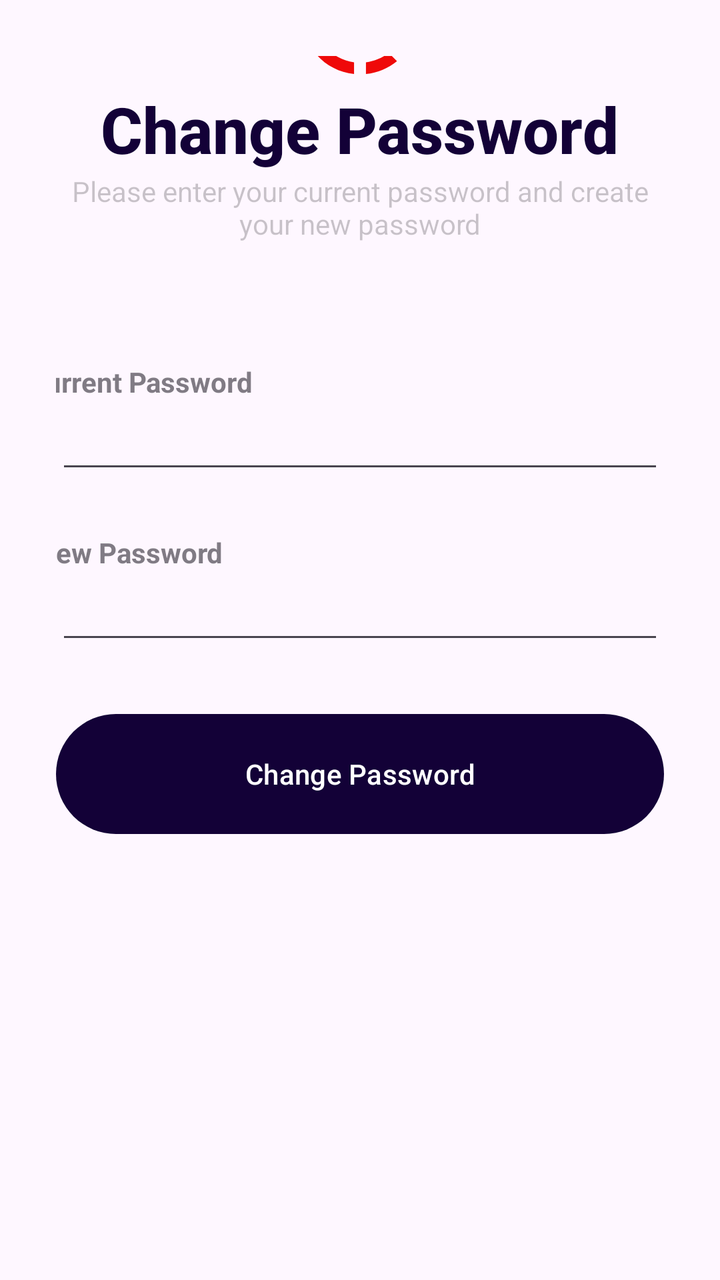
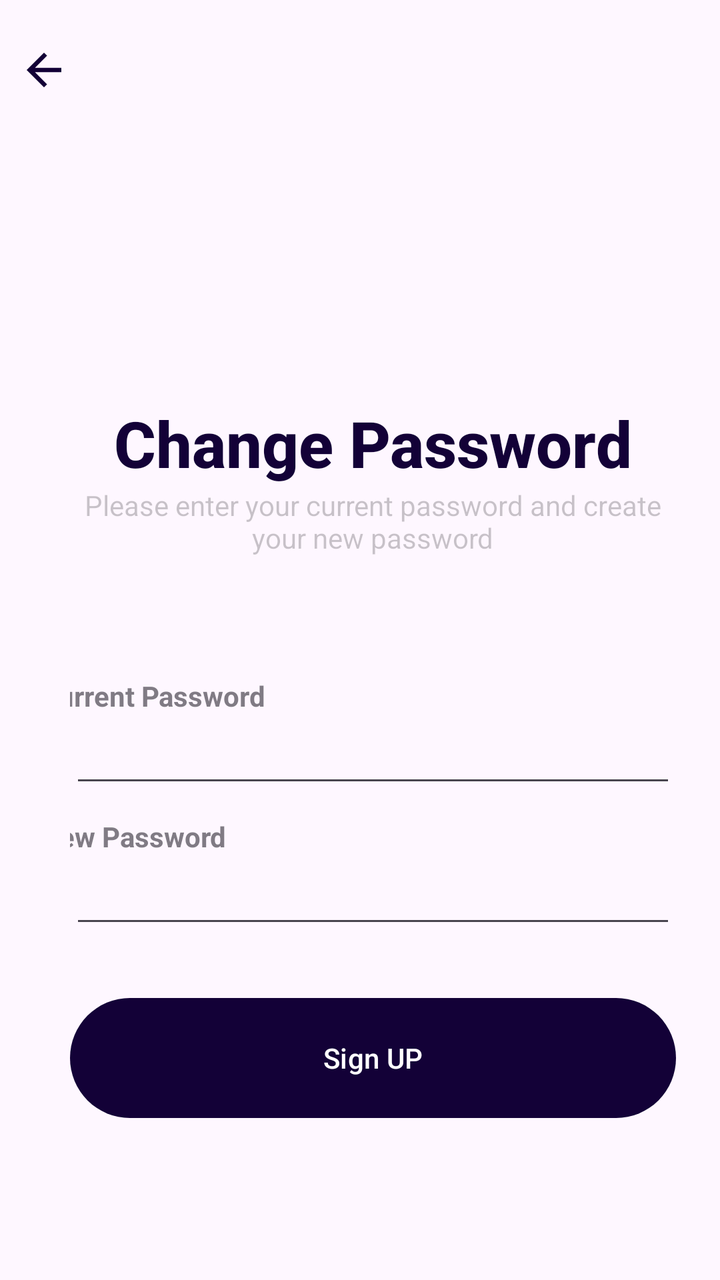

An Android layout rendered at two revisions. The XML below is the earlier revision; the diff shows what the commit changed to produce the second picture.
<!-- AndroidManifest.xml: activity theme Theme.Project01 -->
<!-- res/layout/activity_change_password.xml -->
<?xml version="1.0" encoding="utf-8"?>
<LinearLayout xmlns:android="http://schemas.android.com/apk/res/android"
    xmlns:app="http://schemas.android.com/apk/res-auto"
    xmlns:tools="http://schemas.android.com/tools"
    android:layout_width="match_parent"
    android:layout_height="match_parent"
    android:gravity="center"
    android:orientation="vertical"
    android:padding="28dp">


    <ImageView
        android:layout_width="wrap_content"
        android:layout_height="wrap_content"
        android:src="@drawable/baseline_share_location_24" />

    <TextView
        android:layout_width="wrap_content"
        android:layout_height="wrap_content"
        android:fontFamily="sans-serif-medium"
        android:text="Change Password"
        android:textColor="#130137"
        android:textSize="32sp"
        android:textStyle="bold" />

    <TextView
        android:layout_width="wrap_content"
        android:layout_height="wrap_content"
        android:gravity="center"
        android:text="Please enter your current password and create your new password"
        android:textColor="@color/cardview_shadow_start_color" />

    <TextView
        android:layout_width="wrap_content"
        android:layout_height="wrap_content"
        android:layout_marginTop="60dp"
        android:layout_marginEnd="110dp"
        android:alpha="0.7"
        android:text="Current Password"
        android:textStyle="bold" />

    <EditText
        android:id="@+id/currentPasswordEditText"
        android:layout_width="match_parent"
        android:layout_height="wrap_content"
        android:inputType="textPassword" />


    <TextView
        android:layout_width="wrap_content"
        android:layout_height="wrap_content"
        android:layout_marginTop="25dp"
        android:layout_marginEnd="115dp"
        android:alpha="0.7"
        android:text="New Password"
        android:textStyle="bold" />

    <EditText
        android:id="@+id/newPasswordEditText"
        android:layout_width="match_parent"
        android:layout_height="wrap_content"
        android:inputType="textPassword" />

    <Button
        android:id="@+id/changePasswordButton"
        android:layout_width="match_parent"
        android:layout_height="60dp"
        android:layout_marginTop="30dp"
        android:layout_marginBottom="250dp"
        android:background="@drawable/round_button"
        android:text="Change Password"
        android:textColor="@color/white"
        android:theme="@style/Theme.Button" />

    <ProgressBar
        android:id="@+id/change_passwor_loader"
        android:layout_width="wrap_content"
        android:layout_height="wrap_content"
        android:layout_gravity="center"
        android:visibility="gone" />
</LinearLayout>
<!-- resources referenced by this layout -->
<resources>
  <color name="white">#FFFFFFFF</color>
  <!-- drawable baseline_share_location_24 (drawable) -->
  <vector xmlns:android="http://schemas.android.com/apk/res/android" android:height="70dp" android:tint="#EF0909" android:viewportHeight="24" android:viewportWidth="24" android:width="70dp">
        
      <path android:fillColor="@android:color/white" android:pathData="M13.02,19.93v2.02c2.01,-0.2 3.84,-1 5.32,-2.21l-1.42,-1.43C15.81,19.17 14.48,19.75 13.02,19.93z"/>
        
      <path android:fillColor="@android:color/white" android:pathData="M4.03,12c0,-4.05 3.03,-7.41 6.95,-7.93V2.05C5.95,2.58 2.03,6.84 2.03,12c0,5.16 3.92,9.42 8.95,9.95v-2.02C7.06,19.41 4.03,16.05 4.03,12z"/>
        
      <path android:fillColor="@android:color/white" android:pathData="M19.95,11h2.02c-0.2,-2.01 -1,-3.84 -2.21,-5.32l-1.43,1.43C19.19,8.21 19.77,9.54 19.95,11z"/>
        
      <path android:fillColor="@android:color/white" android:pathData="M18.34,4.26c-1.48,-1.21 -3.32,-2.01 -5.32,-2.21v2.02c1.46,0.18 2.79,0.76 3.9,1.62L18.34,4.26z"/>
        
      <path android:fillColor="@android:color/white" android:pathData="M18.33,16.9l1.43,1.42c1.21,-1.48 2.01,-3.31 2.21,-5.32h-2.02C19.77,14.46 19.19,15.79 18.33,16.9z"/>
        
      <path android:fillColor="@android:color/white" android:pathData="M16,11.1C16,8.61 14.1,7 12,7s-4,1.61 -4,4.1c0,1.66 1.33,3.63 4,5.9C14.67,14.73 16,12.76 16,11.1zM12,12c-0.59,0 -1.07,-0.48 -1.07,-1.07c0,-0.59 0.48,-1.07 1.07,-1.07s1.07,0.48 1.07,1.07C13.07,11.52 12.59,12 12,12z"/>
      
  </vector>
  <!-- drawable round_button (drawable) -->
  <?xml version="1.0" encoding="utf-8"?>
  <shape xmlns:android="http://schemas.android.com/apk/res/android">
      <solid android:color="#243701"/>
      <corners
          android:topRightRadius="45dp"
          android:topLeftRadius="45dp"
          android:bottomLeftRadius="45dp"
          android:bottomRightRadius="45dp"/>
  </shape>
  <style name="Theme.Button" parent="Theme.Project01">
  
          <item name="colorPrimary">#130137</item>
  
      </style>
  <style name="Theme.Project01" parent="Base.Theme.Project01" />
  <style name="Base.Theme.Project01" parent="Theme.Material3.DayNight.NoActionBar">
          
      </style>
</resources>

<!-- the commit's change to res/layout/activity_change_password.xml (unified diff, before → after) -->
@@ -1,81 +1,101 @@
 <?xml version="1.0" encoding="utf-8"?>
-<LinearLayout xmlns:android="http://schemas.android.com/apk/res/android"
+<ScrollView xmlns:android="http://schemas.android.com/apk/res/android"
     xmlns:app="http://schemas.android.com/apk/res-auto"
     xmlns:tools="http://schemas.android.com/tools"
     android:layout_width="match_parent"
-    android:layout_height="match_parent"
-    android:gravity="center"
-    android:orientation="vertical"
-    android:padding="28dp">
+    android:layout_height="match_parent">
+
+    <LinearLayout
+        android:layout_width="match_parent"
+        android:layout_height="match_parent">
+
+        <LinearLayout
+            android:layout_width="wrap_content"
+            android:layout_height="wrap_content">
+
+            <ImageView
+                android:id="@+id/arrov_back"
+                android:layout_width="match_parent"
+                android:layout_height="wrap_content"
+                android:layout_marginStart="9dp"
+                android:layout_marginTop="22dp"
+                android:src="@drawable/ic_arrovback" />
+
+        </LinearLayout>
+
+        <LinearLayout
+            android:layout_width="wrap_content"
+            android:layout_height="wrap_content"
+            android:layout_marginTop="200dp"
+            android:layout_marginEnd="22dp"
+            android:gravity="center"
+            android:orientation="vertical">
+
+            <TextView
+                android:layout_width="wrap_content"
+                android:layout_height="wrap_content"
+                android:fontFamily="sans-serif-medium"
+                android:text="Change Password"
+                android:textColor="#130137"
+                android:textSize="32sp"
+                android:textStyle="bold" />
+
+            <TextView
+                android:layout_width="wrap_content"
+                android:layout_height="wrap_content"
+                android:gravity="center"
+                android:text="Please enter your current password and create your new password"
+                android:textColor="@color/cardview_shadow_start_color" />
 
 
-    <ImageView
-        android:layout_width="wrap_content"
-        android:layout_height="wrap_content"
-        android:src="@drawable/baseline_share_location_24" />
+            <TextView
+                android:layout_width="wrap_content"
+                android:layout_height="wrap_content"
+                android:layout_marginTop="60dp"
+                android:layout_marginEnd="110dp"
+                android:alpha="0.7"
+                android:text="Current Password"
+                android:textStyle="bold" />
 
-    <TextView
-        android:layout_width="wrap_content"
-        android:layout_height="wrap_content"
-        android:fontFamily="sans-serif-medium"
-        android:text="Change Password"
-        android:textColor="#130137"
-        android:textSize="32sp"
-        android:textStyle="bold" />
-
-    <TextView
-        android:layout_width="wrap_content"
-        android:layout_height="wrap_content"
-        android:gravity="center"
-        android:text="Please enter your current password and create your new password"
-        android:textColor="@color/cardview_shadow_start_color" />
-
-    <TextView
-        android:layout_width="wrap_content"
-        android:layout_height="wrap_content"
-        android:layout_marginTop="60dp"
-        android:layout_marginEnd="110dp"
-        android:alpha="0.7"
-        android:text="Current Password"
-        android:textStyle="bold" />
-
-    <EditText
-        android:id="@+id/currentPasswordEditText"
-        android:layout_width="match_parent"
-        android:layout_height="wrap_content"
-        android:inputType="textPassword" />
+            <EditText
+                android:id="@+id/currentPasswordEditText"
+                android:layout_width="match_parent"
+                android:layout_height="wrap_content"
+                android:inputType="textPassword" />
 
 
-    <TextView
-        android:layout_width="wrap_content"
-        android:layout_height="wrap_content"
-        android:layout_marginTop="25dp"
-        android:layout_marginEnd="115dp"
-        android:alpha="0.7"
-        android:text="New Password"
-        android:textStyle="bold" />
+            <TextView
+                android:layout_width="wrap_content"
+                android:layout_height="wrap_content"
+                android:layout_marginTop="10dp"
+                android:layout_marginEnd="120dp"
+                android:alpha="0.7"
+                android:text="New Password"
+                android:textStyle="bold" />
 
-    <EditText
-        android:id="@+id/newPasswordEditText"
-        android:layout_width="match_parent"
-        android:layout_height="wrap_content"
-        android:inputType="textPassword" />
+            <EditText
+                android:id="@+id/newPasswordEditText"
+                android:layout_width="match_parent"
+                android:layout_height="wrap_content"
+                android:inputType="textPassword" />
 
-    <Button
-        android:id="@+id/changePasswordButton"
-        android:layout_width="match_parent"
-        android:layout_height="60dp"
-        android:layout_marginTop="30dp"
-        android:layout_marginBottom="250dp"
-        android:background="@drawable/round_button"
-        android:text="Change Password"
-        android:textColor="@color/white"
-        android:theme="@style/Theme.Button" />
+            <Button
+                android:id="@+id/changePasswordButton"
+                android:layout_width="match_parent"
+                android:layout_height="60dp"
+                android:layout_marginTop="30dp"
+                android:background="@drawable/round_button"
+                android:text="Sign UP"
+                android:textColor="@color/white"
+                android:theme="@style/Theme.Button" />
+            <ProgressBar
+                android:id="@+id/change_passwor_loader"
+                android:layout_width="wrap_content"
+                android:layout_height="wrap_content"
+                android:layout_gravity="center"
+                android:visibility="gone" />
 
-    <ProgressBar
-        android:id="@+id/change_passwor_loader"
-        android:layout_width="wrap_content"
-        android:layout_height="wrap_content"
-        android:layout_gravity="center"
-        android:visibility="gone" />
-</LinearLayout>
+
+        </LinearLayout>
+    </LinearLayout>
+</ScrollView>
<!-- resource entries referenced after the edit -->
@@ -1,20 +1,18 @@
 <!-- resources referenced by this layout -->
 <resources>
   <color name="white">#FFFFFFFF</color>
-  <!-- drawable baseline_share_location_24 (drawable) -->
-  <vector xmlns:android="http://schemas.android.com/apk/res/android" android:height="70dp" android:tint="#EF0909" android:viewportHeight="24" android:viewportWidth="24" android:width="70dp">
+  <!-- drawable ic_arrovback (drawable) -->
+  <vector xmlns:android="http://schemas.android.com/apk/res/android"
+      android:autoMirrored="true"
+      android:height="26dp"
+      android:tint="#130137"
+      android:viewportHeight="24"
+      android:viewportWidth="24"
+      android:width="26dp">
         
-      <path android:fillColor="@android:color/white" android:pathData="M13.02,19.93v2.02c2.01,-0.2 3.84,-1 5.32,-2.21l-1.42,-1.43C15.81,19.17 14.48,19.75 13.02,19.93z"/>
-        
-      <path android:fillColor="@android:color/white" android:pathData="M4.03,12c0,-4.05 3.03,-7.41 6.95,-7.93V2.05C5.95,2.58 2.03,6.84 2.03,12c0,5.16 3.92,9.42 8.95,9.95v-2.02C7.06,19.41 4.03,16.05 4.03,12z"/>
-        
-      <path android:fillColor="@android:color/white" android:pathData="M19.95,11h2.02c-0.2,-2.01 -1,-3.84 -2.21,-5.32l-1.43,1.43C19.19,8.21 19.77,9.54 19.95,11z"/>
-        
-      <path android:fillColor="@android:color/white" android:pathData="M18.34,4.26c-1.48,-1.21 -3.32,-2.01 -5.32,-2.21v2.02c1.46,0.18 2.79,0.76 3.9,1.62L18.34,4.26z"/>
-        
-      <path android:fillColor="@android:color/white" android:pathData="M18.33,16.9l1.43,1.42c1.21,-1.48 2.01,-3.31 2.21,-5.32h-2.02C19.77,14.46 19.19,15.79 18.33,16.9z"/>
-        
-      <path android:fillColor="@android:color/white" android:pathData="M16,11.1C16,8.61 14.1,7 12,7s-4,1.61 -4,4.1c0,1.66 1.33,3.63 4,5.9C14.67,14.73 16,12.76 16,11.1zM12,12c-0.59,0 -1.07,-0.48 -1.07,-1.07c0,-0.59 0.48,-1.07 1.07,-1.07s1.07,0.48 1.07,1.07C13.07,11.52 12.59,12 12,12z"/>
+      <path android:fillColor="@android:color/white"
+  
+          android:pathData="M20,11H7.83l5.59,-5.59L12,4l-8,8 8,8 1.41,-1.41L7.83,13H20v-2z"/>
       
   </vector>
   <!-- drawable round_button (drawable) -->
